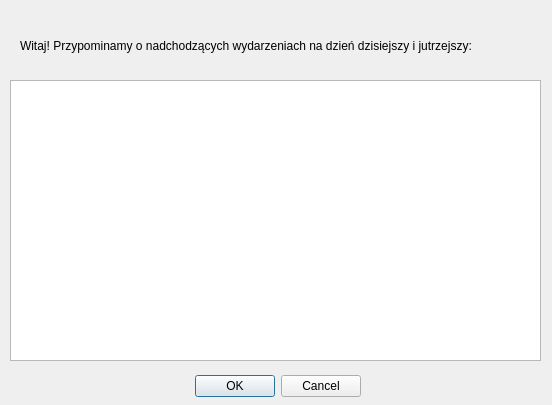
Old version of the form terminarz/startuplistevents.ui in the repository awojcik64/terminarz.
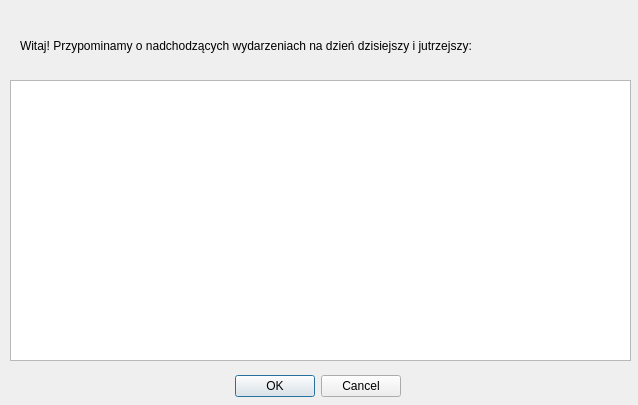
New version of the form.

Diff of the .ui file:
```diff
--- a/terminarz/startuplistevents.ui
+++ b/terminarz/startuplistevents.ui
@@ -6,7 +6,7 @@
    <rect>
     <x>0</x>
     <y>0</y>
-    <width>552</width>
+    <width>638</width>
     <height>405</height>
    </rect>
   </property>
@@ -16,7 +16,7 @@
   <widget class="QDialogButtonBox" name="buttonBox">
    <property name="geometry">
     <rect>
-     <x>190</x>
+     <x>230</x>
      <y>370</y>
      <width>171</width>
      <height>32</height>
@@ -34,7 +34,7 @@
     <rect>
      <x>10</x>
      <y>80</y>
-     <width>531</width>
+     <width>621</width>
      <height>281</height>
     </rect>
    </property>
```
